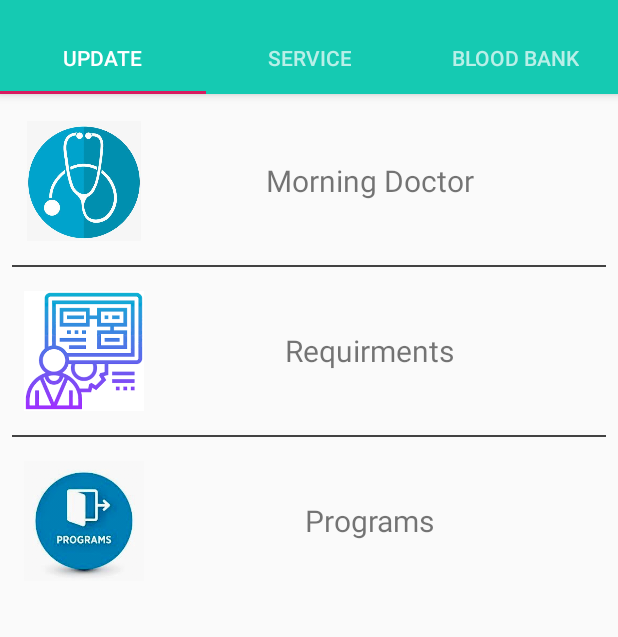
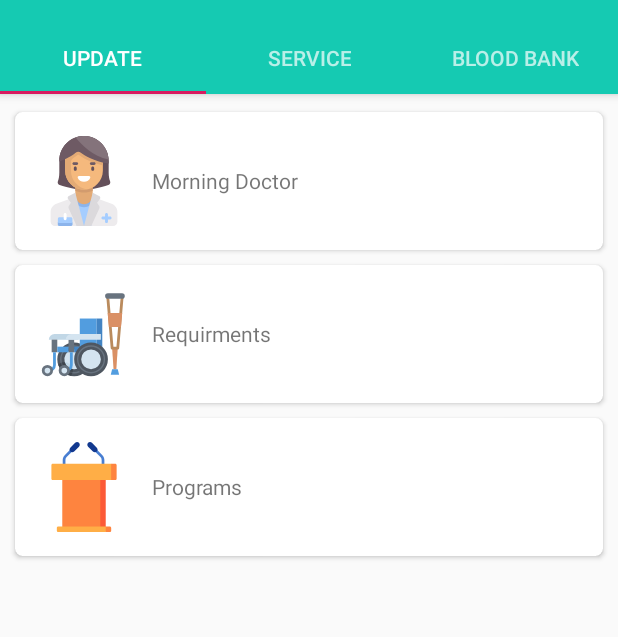
Before and after one commit to jamsheedpk/CHCentre, an Android app: the screen it shows after launch (Main2Activity), on a phone screen of 412 x 824 dp, the part 62-699 px from its top. Run offline under Robolectric (Android 15) with nearby library versions, the phone set to English and light mode, and no system bars.

Commit message:
Fragment Update UI Updated, Icons Changed

```diff
--- a/app/src/main/java/com/example/chcenter/Fragment_Update.kt
+++ b/app/src/main/java/com/example/chcenter/Fragment_Update.kt
@@ -19,15 +19,15 @@ class Fragment_Update : Fragment() {
         savedInstanceState: Bundle?
     ): View? {
         val view:View=inflater.inflate(R.layout.fragment_update, container,false)
-        view.textView15.setOnClickListener {view->
+        view.layout_doctor.setOnClickListener {view->
             val intent=Intent(activity,MorningDoctors::class.java)
             startActivity(intent)
         }
-        view.textView17.setOnClickListener { view ->
+        view.layout_programs.setOnClickListener { view ->
             val intent = Intent(activity, Programs::class.java)
             startActivity(intent)
         }
-        view.textView16.setOnClickListener { view ->
+        view.layout_requirements.setOnClickListener { view ->
             val intent = Intent(activity, Requirments::class.java)
             startActivity(intent)
         }
--- /dev/null
+++ b/app/src/main/res/drawable/ic_medical.xml
@@ -0,0 +1,99 @@
+<vector xmlns:android="http://schemas.android.com/apk/res/android"
+    android:width="512dp"
+    android:height="512dp"
+    android:viewportWidth="512"
+    android:viewportHeight="512">
+  <path
+      android:pathData="m288,400a88,88 0,1 1,-88 -88,88.001 88.001,0 0,1 88,88z"
+      android:fillColor="#68737f"/>
+  <path
+      android:pathData="m192,464a47.692,47.692 0,0 1,-5.83 22.92,88.074 88.074,0 0,1 -70.48,-61.67 47.987,47.987 0,0 1,76.31 38.75z"
+      android:fillColor="#4f5761"/>
+  <path
+      android:pathData="m264,400a63.995,63.995 0,0 1,-64 64,66.116 66.116,0 0,1 -8.01,-0.49 64.006,64.006 0,1 1,72.01 -63.51z"
+      android:fillColor="#d4e4f0"/>
+  <path
+      android:pathData="m200,304a96,96 0,1 0,96 96,96.115 96.115,0 0,0 -96,-96zM200,480a79.872,79.872 0,0 1,-77.21 -59.05,80.001 80.001,0 1,1 77.21,59.05z"
+      android:fillColor="#4f5761"/>
+  <path
+      android:pathData="m191.99,463.51a64.05,64.05 0,0 1,-53.88 -47.15,48.015 48.015,0 0,1 53.88,47.15z"
+      android:fillColor="#c1d7e6"/>
+  <path
+      android:pathData="m200,328a72,72 0,1 0,72 72,72.083 72.083,0 0,0 -72,-72zM200,456a55.964,55.964 0,0 1,-53.65 -39.94,56.001 56.001,0 1,1 53.65,39.94z"
+      android:fillColor="#4f5761"/>
+  <path
+      android:pathData="m189.5,479.32a47.86,47.86 0,0 1,-8.19 14.85,96.348 96.348,0 0,1 -72.16,-63.15 48.101,48.101 0,0 1,13.64 -10.07,80.222 80.222,0 0,0 66.71,58.37z"
+      android:fillColor="#3e454d"/>
+  <path
+      android:pathData="m192,464a48.632,48.632 0,0 1,-0.58 7.49,72.179 72.179,0 0,1 -61.14,-53.49 47.816,47.816 0,0 1,13.72 -2c0.79,0 1.57,0.02 2.35,0.06a56.164,56.164 0,0 0,44.86 39.25,47.854 47.854,0 0,1 0.79,8.69z"
+      android:fillColor="#3e454d"/>
+  <path
+      android:pathData="m232,168h96v160h-96z"
+      android:fillColor="#529ddf"/>
+  <path
+      android:pathData="m88,256h136a0,0 0,0 1,0 0v32a0,0 0,0 1,0 0h-168a0,0 0,0 1,0 0,32 32,0 0,1 32,-32z"
+      android:fillColor="#c1d7e6"/>
+  <path
+      android:pathData="m168,288h32v72h-32z"
+      android:fillColor="#68737f"/>
+  <path
+      android:pathData="m72,288h32v72h-32z"
+      android:fillColor="#68737f"/>
+  <path
+      android:pathData="m328,168h32v160h-32z"
+      android:fillColor="#4384c3"/>
+  <path
+      android:pathData="m104,328h64v32h-64z"
+      android:fillColor="#529ddf"/>
+  <path
+      android:pathData="m200,328h160v32h-160z"
+      android:fillColor="#4384c3"/>
+  <path
+      android:pathData="m152,472v-16a24.028,24.028 0,0 0,24 -24v-72h16v72a40.046,40.046 0,0 1,-40 40z"
+      android:fillColor="#529ddf"/>
+  <path
+      android:pathData="m56,472v-16a24.028,24.028 0,0 0,24 -24v-72h16v72a40.046,40.046 0,0 1,-40 40z"
+      android:fillColor="#529ddf"/>
+  <path
+      android:pathData="m416,336 l8,120h16l8,-120z"
+      android:fillColor="#da9065"/>
+  <path
+      android:pathData="m448,344h-32a8,8 0,0 1,-7.971 -7.316l-10.29,-120 -14.542,-169.715 16.774,8.348 23.373,272.684h17.313l9.663,-112.684 13.71,-160 17.111,-12.283 -25.17,293.65a8,8 0,0 1,-7.971 7.316z"
+      android:fillColor="#ba8b5d"/>
+  <path
+      android:pathData="M392,24L472,24A16,16 0,0 1,488 40L488,40A16,16 0,0 1,472 56L392,56A16,16 0,0 1,376 40L376,40A16,16 0,0 1,392 24z"
+      android:fillColor="#68737f"/>
+  <path
+      android:pathData="m473.25,136 l-6.935,80 -68.576,0.684 -6.913,-80.684z"
+      android:fillColor="#da9065"/>
+  <path
+      android:pathData="m456,488h-48l8,-32h32z"
+      android:fillColor="#529ddf"/>
+  <path
+      android:pathData="m184,256h168a0,0 0,0 1,0 0v32a0,0 0,0 1,0 0h-200a0,0 0,0 1,0 0,32 32,0 0,1 32,-32z"
+      android:fillColor="#d4e4f0"/>
+  <path
+      android:pathData="M296,400m-88,0a88,88 0,1 1,176 0a88,88 0,1 1,-176 0"
+      android:fillColor="#68737f"/>
+  <path
+      android:pathData="m296,496a96,96 0,1 1,96 -96,96.109 96.109,0 0,1 -96,96zM296,320a80,80 0,1 0,80 80,80.09 80.09,0 0,0 -80,-80z"
+      android:fillColor="#4f5761"/>
+  <path
+      android:pathData="M296,400m-64,0a64,64 0,1 1,128 0a64,64 0,1 1,-128 0"
+      android:fillColor="#d4e4f0"/>
+  <path
+      android:pathData="m296,472a72,72 0,1 1,72 -72,72.081 72.081,0 0,1 -72,72zM296,344a56,56 0,1 0,56 56,56.063 56.063,0 0,0 -56,-56z"
+      android:fillColor="#4f5761"/>
+  <path
+      android:pathData="M144,464m-24,0a24,24 0,1 1,48 0a24,24 0,1 1,-48 0"
+      android:fillColor="#d4e4f0"/>
+  <path
+      android:pathData="M48,464m-24,0a24,24 0,1 1,48 0a24,24 0,1 1,-48 0"
+      android:fillColor="#d4e4f0"/>
+  <path
+      android:pathData="m144,496a32,32 0,1 1,32 -32,32.036 32.036,0 0,1 -32,32zM144,448a16,16 0,1 0,16 16,16.018 16.018,0 0,0 -16,-16z"
+      android:fillColor="#68737f"/>
+  <path
+      android:pathData="m48,496a32,32 0,1 1,32 -32,32.036 32.036,0 0,1 -32,32zM48,448a16,16 0,1 0,16 16,16.018 16.018,0 0,0 -16,-16z"
+      android:fillColor="#68737f"/>
+</vector>
--- /dev/null
+++ b/app/src/main/res/drawable/ic_speech.xml
@@ -0,0 +1,36 @@
+<vector xmlns:android="http://schemas.android.com/apk/res/android"
+    android:width="512dp"
+    android:height="512dp"
+    android:viewportWidth="497"
+    android:viewportHeight="497">
+  <path
+      android:pathData="m146,127.5h-15v-28.393c0,-10.017 3.9,-19.434 10.983,-26.517l30.91,-30.91 10.607,10.607 -30.91,30.911c-4.25,4.249 -6.59,9.899 -6.59,15.909z"
+      android:fillColor="#487ed2"/>
+  <path
+      android:pathData="m361,127.5h-15v-28.393c0,-6.01 -2.34,-11.66 -6.59,-15.909l-30.91,-30.911 10.606,-10.606 30.91,30.91c7.084,7.083 10.984,16.5 10.984,26.516z"
+      android:fillColor="#487ed2"/>
+  <path
+      android:pathData="m308.5,200h60v282h-60z"
+      android:fillColor="#fc5a37"/>
+  <path
+      android:pathData="m128.5,200h210v282h-210z"
+      android:fillColor="#fe843f"/>
+  <path
+      android:pathData="m428.5,127.5v75c0,4.142 -3.358,7.5 -7.5,7.5h-22.5l-55,-45 55,-45h22.5c4.142,0 7.5,3.358 7.5,7.5z"
+      android:fillColor="#fe843f"/>
+  <path
+      android:pathData="m68.5,127.5v75c0,4.142 3.358,7.5 7.5,7.5h322.5v-90h-322.5c-4.142,0 -7.5,3.358 -7.5,7.5z"
+      android:fillColor="#ffae46"/>
+  <path
+      android:pathData="m398.5,474.5v15c0,4.142 -3.358,7.5 -7.5,7.5h-22.5l-25,-15 25,-15h22.5c4.142,0 7.5,3.358 7.5,7.5z"
+      android:fillColor="#fe843f"/>
+  <path
+      android:pathData="m98.5,474.5v15c0,4.142 3.358,7.5 7.5,7.5h262.5v-30h-262.5c-4.142,0 -7.5,3.358 -7.5,7.5z"
+      android:fillColor="#ffae46"/>
+  <path
+      android:pathData="m220.806,4.375c-5.834,-5.834 -15.38,-5.834 -21.213,0l-26.699,26.699c-5.834,5.834 -5.834,15.38 0,21.213s15.38,5.834 21.213,0l26.699,-26.699c5.833,-5.833 5.833,-15.379 0,-21.213z"
+      android:fillColor="#12398f"/>
+  <path
+      android:pathData="m271.194,4.375c5.834,-5.834 15.38,-5.834 21.213,0l26.699,26.699c5.834,5.834 5.834,15.38 0,21.213 -5.834,5.834 -15.38,5.834 -21.213,0l-26.699,-26.699c-5.833,-5.833 -5.833,-15.379 0,-21.213z"
+      android:fillColor="#12398f"/>
+</vector>
--- a/app/src/main/res/layout/fragment_update.xml
+++ b/app/src/main/res/layout/fragment_update.xml
@@ -1,96 +1,116 @@
 <?xml version="1.0" encoding="utf-8"?>
 <LinearLayout xmlns:android="http://schemas.android.com/apk/res/android"
     xmlns:app="http://schemas.android.com/apk/res-auto"
-    xmlns:tools="http://schemas.android.com/tools"
     android:layout_width="match_parent"
     android:layout_height="match_parent"
     android:orientation="vertical">
 
-    <LinearLayout
+    <androidx.cardview.widget.CardView
+        app:cardCornerRadius="5dp"
         android:layout_width="match_parent"
         android:layout_height="wrap_content"
+        android:layout_marginStart="10dp"
+        android:layout_marginEnd="10dp"
+        android:layout_marginTop="10dp"
+        >
+
+        <LinearLayout
+            android:id="@+id/layout_doctor"
+            android:layout_width="match_parent"
+            android:layout_height="wrap_content"
+            android:elevation="8dp"
             android:orientation="horizontal"
-        android:elevation="8dp"
             android:padding="16dp">
 
             <ImageView
                 android:id="@+id/imageView6"
-            android:layout_width="80dp"
-            android:layout_height="80dp"
-            app:srcCompat="@drawable/img6" />
+                android:layout_width="60dp"
+                android:layout_height="60dp"
+                android:src="@drawable/ic_doctor" />
 
             <TextView
                 android:id="@+id/textView15"
                 android:layout_width="match_parent"
                 android:layout_height="wrap_content"
                 android:layout_gravity="center"
+                android:layout_marginStart="15dp"
                 android:layout_weight="1"
+                android:gravity="start"
                 android:text="Morning Doctor"
-            android:textAlignment="center"
-            android:textSize="20sp" />
+                 />
 
         </LinearLayout>
+    </androidx.cardview.widget.CardView>
+
+
+    <androidx.cardview.widget.CardView
+        android:layout_width="match_parent"
+        app:cardCornerRadius="5dp"
+        android:layout_height="wrap_content"
+        android:layout_marginStart="10dp"
+        android:layout_marginEnd="10dp"
+        android:layout_marginTop="10dp">
 
         <LinearLayout
-        android:layout_width="match_parent"
-        android:layout_height="1dp"
-        android:layout_marginStart="8dp"
-        android:layout_marginEnd="8dp"
-        android:background="@color/cardview_dark_background"/>
-
-    <LinearLayout
+            android:id="@+id/layout_requirements"
             android:layout_width="match_parent"
             android:layout_height="wrap_content"
+            android:elevation="8dp"
             android:orientation="horizontal"
-        android:elevation="8dp"
             android:padding="16dp">
 
             <ImageView
                 android:id="@+id/imageView8"
-            android:layout_width="80dp"
-            android:layout_height="80dp"
-            app:srcCompat="@drawable/pic_6" />
+                android:layout_width="60dp"
+                android:layout_height="60dp"
+                app:srcCompat="@drawable/ic_medical" />
 
             <TextView
                 android:id="@+id/textView16"
                 android:layout_width="match_parent"
                 android:layout_height="wrap_content"
                 android:layout_gravity="center"
+                android:layout_marginStart="15dp"
                 android:layout_weight="1"
+                android:gravity="start"
                 android:text="Requirments"
-            android:textAlignment="center"
-            android:textSize="20sp" />
+                 />
         </LinearLayout>
+    </androidx.cardview.widget.CardView>
 
+
+    <androidx.cardview.widget.CardView
+        android:layout_marginStart="10dp"
+        app:cardCornerRadius="5dp"
+        android:layout_marginEnd="10dp"
+        android:layout_marginTop="10dp"
+        android:layout_width="match_parent"
+        android:layout_height="wrap_content">
         <LinearLayout
-        android:layout_width="match_parent"
-        android:layout_height="1dp"
-        android:layout_marginStart="8dp"
-        android:layout_marginEnd="8dp"
-        android:background="@color/cardview_dark_background"/>
-
-    <LinearLayout
+            android:id="@+id/layout_programs"
             android:layout_width="match_parent"
             android:layout_height="wrap_content"
+            android:elevation="8dp"
             android:orientation="horizontal"
-        android:elevation="8dp"
             android:padding="16dp">
 
             <ImageView
-            android:layout_width="80dp"
+                android:layout_width="60dp"
 
 
-            android:layout_height="80dp"
-            app:srcCompat="@drawable/img1" />
+                android:layout_height="60dp"
+                android:src="@drawable/ic_speech" />
 
             <TextView
                 android:id="@+id/textView17"
                 android:layout_width="match_parent"
                 android:layout_height="wrap_content"
                 android:layout_gravity="center"
+                android:layout_marginStart="15dp"
                 android:layout_weight="1"
+                android:gravity="start"
                 android:text="Programs"
-            android:textAlignment="center"
-            android:textSize="20dp" />
+                 />
         </LinearLayout>
+    </androidx.cardview.widget.CardView>
 </LinearLayout>
```
Lines whose indentation alone changed are shown as unchanged.
